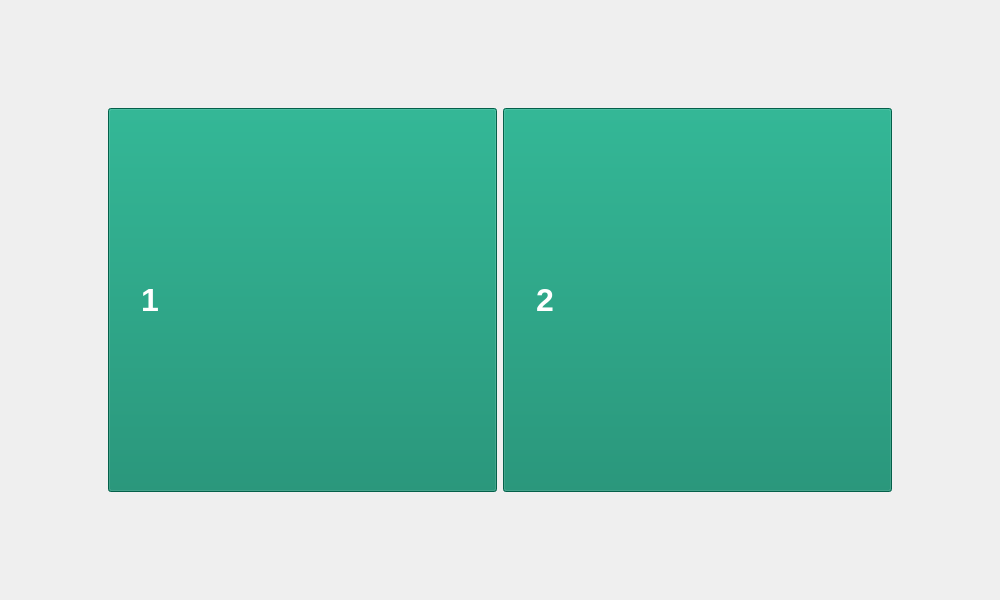
Old version of the form src/gui/tabs/services_tab.ui in the repository HPE-Backup-and-Recovery-System/ResilioZ.
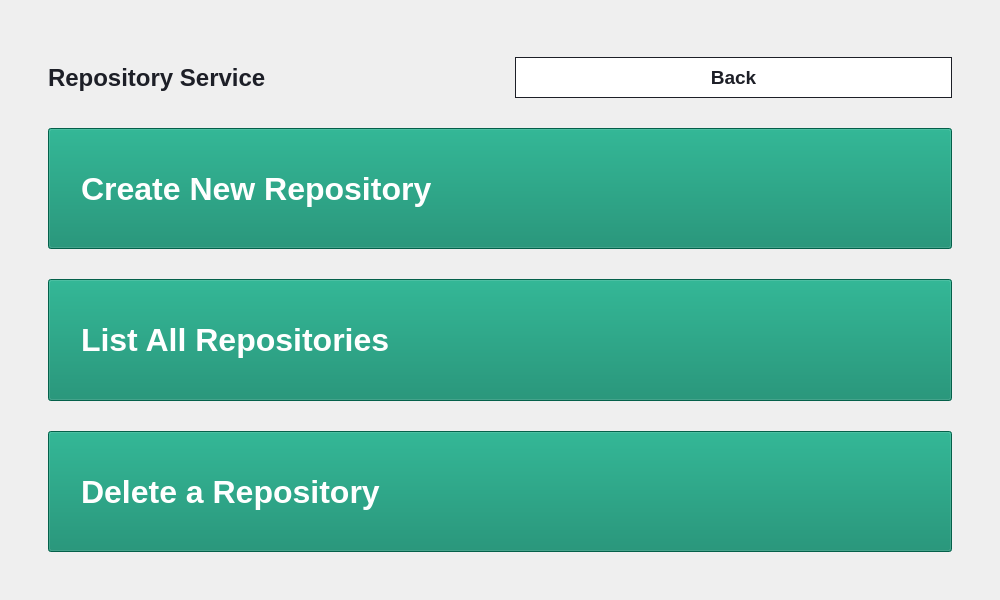
New version of the form. The open tabs and pages were chosen to show the change.

Commit message: GUI: Services Tab with Repo Service GUI completed, Integrations left

Patch:
```diff
--- a/src/gui/tabs/services_tab.ui
+++ b/src/gui/tabs/services_tab.ui
@@ -65,7 +65,13 @@
          <bool>false</bool>
         </property>
         <property name="styleSheet">
-         <string notr="true">QPushButton {
+         <string notr="true">QLabel {
+	font-size: 18pt;
+	font-weight: 500;
+	color: rgb(29, 31, 39);
+}
+
+QPushButton {
 	padding: 16px 32px;
 	font-size: 32px;
 	font-weight: 500;
@@ -89,40 +95,10 @@
          <property name="autoFillBackground">
           <bool>true</bool>
          </property>
-         <layout class="QGridLayout" name="gridLayout_5">
-          <property name="leftMargin">
-           <number>0</number>
-          </property>
-          <property name="topMargin">
-           <number>0</number>
-          </property>
-          <property name="rightMargin">
-           <number>0</number>
-          </property>
-          <property name="bottomMargin">
-           <number>0</number>
-          </property>
-          <item row="0" column="0">
-           <widget class="QFrame" name="frame_3">
-            <property name="autoFillBackground">
-             <bool>false</bool>
-            </property>
-            <property name="frameShape">
-             <enum>QFrame::StyledPanel</enum>
-            </property>
-            <property name="frameShadow">
-             <enum>QFrame::Raised</enum>
-            </property>
-            <layout class="QHBoxLayout" name="horizontalLayout_3">
-             <item>
-              <widget class="QFrame" name="frame_2">
-               <property name="frameShape">
-                <enum>QFrame::StyledPanel</enum>
-               </property>
-               <property name="frameShadow">
-                <enum>QFrame::Raised</enum>
-               </property>
                <layout class="QHBoxLayout" name="horizontalLayout">
+          <property name="spacing">
+           <number>30</number>
+          </property>
                 <property name="leftMargin">
                  <number>90</number>
                 </property>
@@ -150,7 +126,9 @@
                    </size>
                   </property>
                   <property name="text">
-                   <string>1</string>
+             <string>1. 
+Repository
+Service</string>
                   </property>
                   <property name="iconSize">
                    <size>
@@ -190,24 +168,91 @@
                    </size>
                   </property>
                   <property name="text">
-                   <string>2</string>
+             <string>2. 
+Scheduler 
+Service</string>
                   </property>
                  </widget>
                 </item>
                </layout>
               </widget>
-             </item>
-            </layout>
-           </widget>
-          </item>
-         </layout>
-        </widget>
-        <widget class="QWidget" name="page_2">
+        <widget class="QWidget" name="repoSvcPage">
          <layout class="QGridLayout" name="gridLayout_7">
           <property name="leftMargin">
-           <number>0</number>
+           <number>9</number>
           </property>
           <property name="topMargin">
+           <number>9</number>
+          </property>
+          <property name="rightMargin">
+           <number>9</number>
+          </property>
+          <property name="bottomMargin">
+           <number>9</number>
+          </property>
+          <item row="0" column="0">
+           <layout class="QVBoxLayout" name="verticalLayout">
+            <property name="spacing">
+             <number>30</number>
+            </property>
+            <property name="leftMargin">
+             <number>30</number>
+            </property>
+            <property name="topMargin">
+             <number>30</number>
+            </property>
+            <property name="rightMargin">
+             <number>30</number>
+            </property>
+            <property name="bottomMargin">
+             <number>30</number>
+            </property>
+            <item>
+             <widget class="QFrame" name="frame_2">
+              <property name="sizePolicy">
+               <sizepolicy hsizetype="Preferred" vsizetype="Fixed">
+                <horstretch>0</horstretch>
+                <verstretch>0</verstretch>
+               </sizepolicy>
+              </property>
+              <property name="styleSheet">
+               <string notr="true">QPushButton {
+	font-size: 14pt;
+	padding: 8px;
+	text-align: center;
+}
+
+QPushButton#backButton {
+	background: white;
+	color: rgb(29, 31, 39);
+	border: 1px solid rgb(29, 31, 39);
+}
+
+QPushButton#backButton:hover {
+	background: rgb(234, 234, 234);
+}
+
+QPushButton#backButton:disabled {
+	background: lightgrey;
+	color: darkgrey;
+	border: none;
+}
+
+QPushButton#nextButton:disabled {
+	background: grey;
+}</string>
+              </property>
+              <property name="frameShape">
+               <enum>QFrame::StyledPanel</enum>
+              </property>
+              <property name="frameShadow">
+               <enum>QFrame::Raised</enum>
+              </property>
+              <layout class="QHBoxLayout" name="horizontalLayout_2">
+               <property name="spacing">
+                <number>30</number>
+               </property>
+               <property name="leftMargin">
            <number>0</number>
           </property>
           <property name="rightMargin">
@@ -216,16 +261,202 @@
           <property name="bottomMargin">
            <number>0</number>
           </property>
+               <item>
+                <widget class="QLabel" name="label">
+                 <property name="text">
+                  <string>Repository Service</string>
+                 </property>
+                </widget>
+               </item>
+               <item>
+                <widget class="QPushButton" name="backButton">
+                 <property name="text">
+                  <string>Back</string>
+                 </property>
+                </widget>
+               </item>
+              </layout>
+             </widget>
+            </item>
+            <item>
+             <widget class="QPushButton" name="createRepo">
+              <property name="sizePolicy">
+               <sizepolicy hsizetype="Minimum" vsizetype="Expanding">
+                <horstretch>0</horstretch>
+                <verstretch>0</verstretch>
+               </sizepolicy>
+              </property>
+              <property name="text">
+               <string>Create New Repository</string>
+              </property>
+             </widget>
+            </item>
+            <item>
+             <widget class="QPushButton" name="listRepo">
+              <property name="sizePolicy">
+               <sizepolicy hsizetype="Minimum" vsizetype="Expanding">
+                <horstretch>0</horstretch>
+                <verstretch>0</verstretch>
+               </sizepolicy>
+              </property>
+              <property name="text">
+               <string>List All Repositories</string>
+              </property>
+             </widget>
+            </item>
+            <item>
+             <widget class="QPushButton" name="deleteRepo">
+              <property name="sizePolicy">
+               <sizepolicy hsizetype="Minimum" vsizetype="Expanding">
+                <horstretch>0</horstretch>
+                <verstretch>0</verstretch>
+               </sizepolicy>
+              </property>
+              <property name="text">
+               <string>Delete a Repository</string>
+              </property>
+             </widget>
+            </item>
+           </layout>
+          </item>
+         </layout>
+        </widget>
+        <widget class="QWidget" name="schSvcPage">
+         <layout class="QGridLayout" name="gridLayout_3">
           <item row="0" column="0">
-           <widget class="QFrame" name="frame_4">
+           <layout class="QVBoxLayout" name="verticalLayout_4">
+            <property name="spacing">
+             <number>30</number>
+            </property>
+            <property name="leftMargin">
+             <number>30</number>
+            </property>
+            <property name="topMargin">
+             <number>30</number>
+            </property>
+            <property name="rightMargin">
+             <number>30</number>
+            </property>
+            <property name="bottomMargin">
+             <number>30</number>
+            </property>
+            <item>
+             <widget class="QFrame" name="frame_3">
+              <property name="sizePolicy">
+               <sizepolicy hsizetype="Preferred" vsizetype="Minimum">
+                <horstretch>0</horstretch>
+                <verstretch>0</verstretch>
+               </sizepolicy>
+              </property>
+              <property name="styleSheet">
+               <string notr="true">QPushButton {
+	font-size: 14pt;
+	padding: 8px;
+	text-align: center;
+}
+
+QPushButton#backButton_2 {
+	background: white;
+	color: rgb(29, 31, 39);
+	border: 1px solid rgb(29, 31, 39);
+}
+
+QPushButton#backButton_2:hover {
+	background: rgb(234, 234, 234);
+}
+
+QPushButton#backButton_2:disabled {
+	background: lightgrey;
+	color: darkgrey;
+	border: none;
+}
+</string>
+              </property>
             <property name="frameShape">
              <enum>QFrame::StyledPanel</enum>
             </property>
             <property name="frameShadow">
              <enum>QFrame::Raised</enum>
             </property>
-            <layout class="QGridLayout" name="gridLayout_8"/>
-           </widget>
+              <layout class="QHBoxLayout" name="horizontalLayout_3">
+               <property name="spacing">
+                <number>30</number>
+               </property>
+               <property name="leftMargin">
+                <number>0</number>
+               </property>
+               <property name="topMargin">
+                <number>9</number>
+               </property>
+               <property name="rightMargin">
+                <number>0</number>
+               </property>
+               <property name="bottomMargin">
+                <number>0</number>
+               </property>
+               <item>
+                <widget class="QLabel" name="label_2">
+                 <property name="sizePolicy">
+                  <sizepolicy hsizetype="Preferred" vsizetype="Minimum">
+                   <horstretch>0</horstretch>
+                   <verstretch>0</verstretch>
+                  </sizepolicy>
+                 </property>
+                 <property name="text">
+                  <string>Scheduler Service</string>
+                 </property>
+                </widget>
+               </item>
+               <item>
+                <widget class="QPushButton" name="backButton_2">
+                 <property name="text">
+                  <string>Back</string>
+                 </property>
+                </widget>
+               </item>
+              </layout>
+             </widget>
+            </item>
+            <item>
+             <widget class="QPushButton" name="createSch">
+              <property name="sizePolicy">
+               <sizepolicy hsizetype="Minimum" vsizetype="Expanding">
+                <horstretch>0</horstretch>
+                <verstretch>0</verstretch>
+               </sizepolicy>
+              </property>
+              <property name="text">
+               <string>Create New Schedule</string>
+              </property>
+             </widget>
+            </item>
+            <item>
+             <widget class="QPushButton" name="listSch">
+              <property name="sizePolicy">
+               <sizepolicy hsizetype="Minimum" vsizetype="Expanding">
+                <horstretch>0</horstretch>
+                <verstretch>0</verstretch>
+               </sizepolicy>
+              </property>
+              <property name="text">
+               <string>List All Schedules</string>
+              </property>
+             </widget>
+            </item>
+            <item>
+             <widget class="QPushButton" name="deleteSch">
+              <property name="sizePolicy">
+               <sizepolicy hsizetype="Minimum" vsizetype="Expanding">
+                <horstretch>0</horstretch>
+                <verstretch>0</verstretch>
+               </sizepolicy>
+              </property>
+              <property name="text">
+               <string>Delete a Schedule</string>
+              </property>
+             </widget>
+            </item>
+           </layout>
           </item>
          </layout>
         </widget>
```
Left out of the diff: 6 changed lines with no effect on the pictures. Lines whose indentation alone changed are shown as unchanged. The commit also changes 11 other files.
